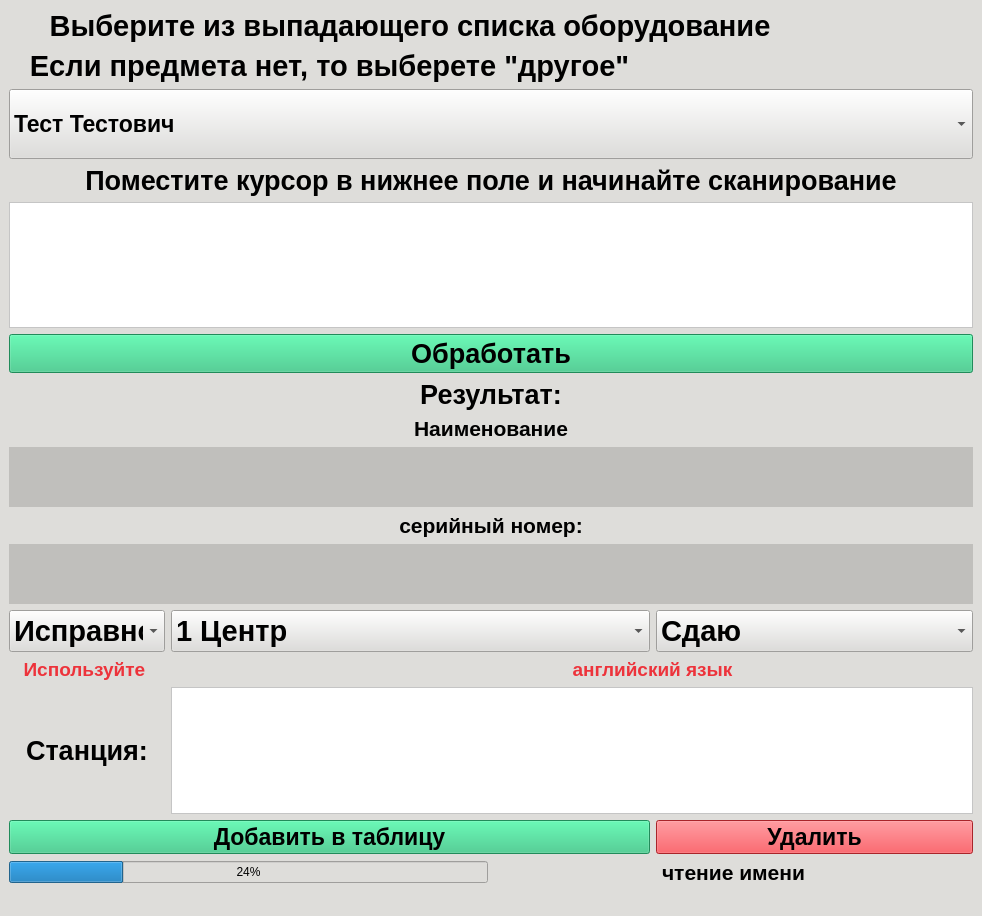
This is forms/pyside/end_variant_with_extension.ui in PurpleBionicle/Scanner_analyzer_with_GUI as Qt 5 draws it before an edit. The edited form follows.
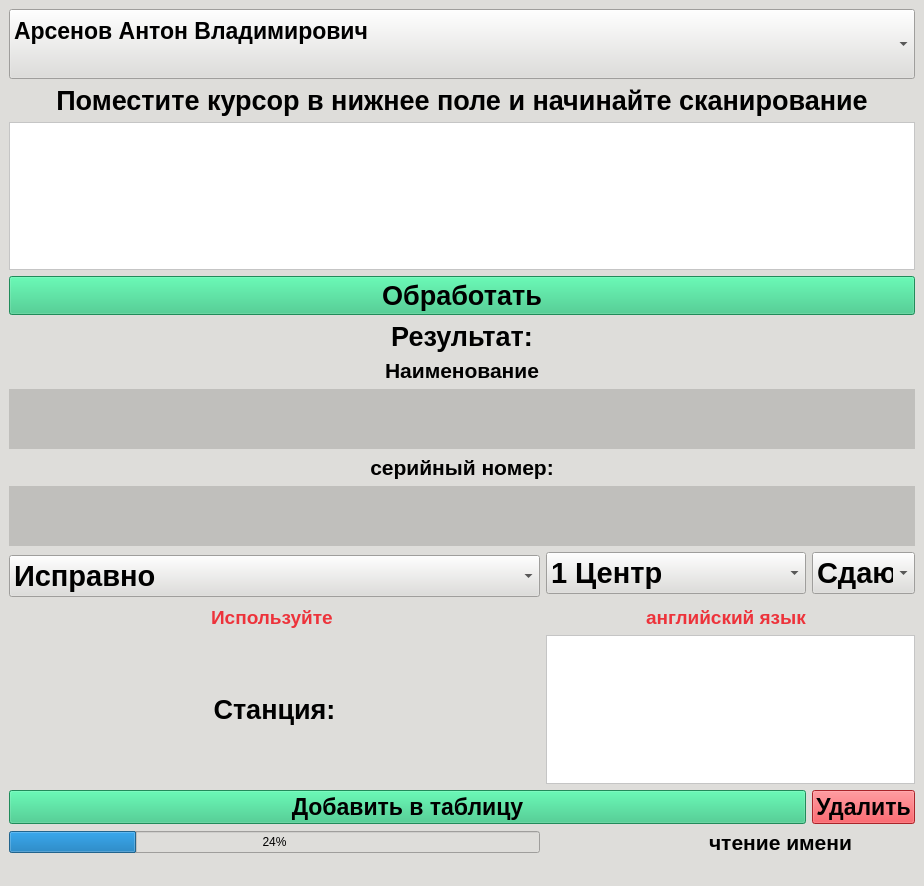
This is the edited form.

Diff of the .ui file:
```diff
--- a/forms/pyside/end_variant_with_extension.ui
+++ b/forms/pyside/end_variant_with_extension.ui
@@ -6,8 +6,8 @@
    <rect>
     <x>0</x>
     <y>0</y>
-    <width>982</width>
-    <height>916</height>
+    <width>924</width>
+    <height>886</height>
    </rect>
   </property>
   <property name="minimumSize">
@@ -25,155 +25,7 @@
   </property>
   <widget class="QWidget" name="centralwidget">
    <layout class="QGridLayout" name="gridLayout">
-    <item row="12" column="0">
-     <widget class="QLabel" name="error_label_1">
-      <property name="font">
-       <font>
-        <pointsize>14</pointsize>
-        <weight>75</weight>
-        <bold>true</bold>
-       </font>
-      </property>
-      <property name="layoutDirection">
-       <enum>Qt::LeftToRight</enum>
-      </property>
-      <property name="styleSheet">
-       <string notr="true">color: rgb(237, 51, 59);</string>
-      </property>
-      <property name="text">
-       <string>Используйте </string>
-      </property>
-      <property name="alignment">
-       <set>Qt::AlignCenter</set>
-      </property>
-     </widget>
-    </item>
-    <item row="0" column="0" colspan="5">
-     <widget class="QLabel" name="label_3">
-      <property name="font">
-       <font>
-        <pointsize>22</pointsize>
-        <weight>75</weight>
-        <bold>true</bold>
-       </font>
-      </property>
-      <property name="text">
-       <string>Выберите из выпадающего списка оборудование</string>
-      </property>
-      <property name="alignment">
-       <set>Qt::AlignCenter</set>
-      </property>
-     </widget>
-    </item>
-    <item row="11" column="0">
-     <widget class="QComboBox" name="working_label">
-      <property name="font">
-       <font>
-        <pointsize>22</pointsize>
-        <weight>75</weight>
-        <bold>true</bold>
-       </font>
-      </property>
-      <property name="layoutDirection">
-       <enum>Qt::LeftToRight</enum>
-      </property>
-      <property name="currentIndex">
-       <number>0</number>
-      </property>
-      <property name="sizeAdjustPolicy">
-       <enum>QComboBox::AdjustToMinimumContentsLength</enum>
-      </property>
-      <item>
-       <property name="text">
-        <string>Исправно</string>
-       </property>
-      </item>
-      <item>
-       <property name="text">
-        <string>Не исправно</string>
-       </property>
-      </item>
-     </widget>
-    </item>
-    <item row="5" column="0" colspan="6">
-     <widget class="QPushButton" name="check_button">
-      <property name="sizePolicy">
-       <sizepolicy hsizetype="MinimumExpanding" vsizetype="MinimumExpanding">
-        <horstretch>0</horstretch>
-        <verstretch>0</verstretch>
-       </sizepolicy>
-      </property>
-      <property name="maximumSize">
-       <size>
-        <width>16777215</width>
-        <height>16777215</height>
-       </size>
-      </property>
-      <property name="font">
-       <font>
-        <pointsize>20</pointsize>
-        <weight>75</weight>
-        <bold>true</bold>
-       </font>
-      </property>
-      <property name="styleSheet">
-       <string notr="true">background-color: rgb(46, 194, 126);</string>
-      </property>
-      <property name="text">
-       <string>Обработать</string>
-      </property>
-     </widget>
-    </item>
-    <item row="10" column="0" colspan="6">
-     <widget class="QLabel" name="result_label_2">
-      <property name="minimumSize">
-       <size>
-        <width>0</width>
-        <height>60</height>
-       </size>
-      </property>
-      <property name="font">
-       <font>
-        <pointsize>20</pointsize>
-        <weight>75</weight>
-        <bold>true</bold>
-       </font>
-      </property>
-      <property name="layoutDirection">
-       <enum>Qt::LeftToRight</enum>
-      </property>
-      <property name="styleSheet">
-       <string notr="true">background-color: rgb(192, 191, 188);</string>
-      </property>
-      <property name="text">
-       <string/>
-      </property>
-      <property name="alignment">
-       <set>Qt::AlignCenter</set>
-      </property>
-     </widget>
-    </item>
-    <item row="9" column="0" colspan="6">
-     <widget class="QLabel" name="label6">
-      <property name="font">
-       <font>
-        <pointsize>16</pointsize>
-        <weight>75</weight>
-        <bold>true</bold>
-       </font>
-      </property>
-      <property name="layoutDirection">
-       <enum>Qt::LeftToRight</enum>
-      </property>
-      <property name="text">
-       <string>серийный номер:</string>
-      </property>
-      <property name="alignment">
-       <set>Qt::AlignCenter</set>
-      </property>
-     </widget>
-    </item>
-    <item row="14" column="4" colspan="2">
+    <item row="15" column="3">
      <widget class="QPushButton" name="pushButton_2">
       <property name="font">
        <font>
@@ -190,106 +42,7 @@
       </property>
      </widget>
     </item>
-    <item row="12" column="3" colspan="2">
-     <widget class="QLabel" name="error_label_2">
-      <property name="font">
-       <font>
-        <pointsize>14</pointsize>
-        <weight>75</weight>
-        <bold>true</bold>
-       </font>
-      </property>
-      <property name="layoutDirection">
-       <enum>Qt::LeftToRight</enum>
-      </property>
-      <property name="styleSheet">
-       <string notr="true">color: rgb(237, 51, 59);</string>
-      </property>
-      <property name="text">
-       <string>английский язык</string>
-      </property>
-      <property name="alignment">
-       <set>Qt::AlignCenter</set>
-      </property>
-     </widget>
-    </item>
-    <item row="8" column="0" colspan="6">
-     <widget class="QLabel" name="result_label">
-      <property name="minimumSize">
-       <size>
-        <width>0</width>
-        <height>60</height>
-       </size>
-      </property>
-      <property name="font">
-       <font>
-        <pointsize>20</pointsize>
-        <weight>75</weight>
-        <bold>true</bold>
-       </font>
-      </property>
-      <property name="layoutDirection">
-       <enum>Qt::LeftToRight</enum>
-      </property>
-      <property name="styleSheet">
-       <string notr="true">background-color: rgb(192, 191, 188);</string>
-      </property>
-      <property name="text">
-       <string/>
-      </property>
-      <property name="alignment">
-       <set>Qt::AlignCenter</set>
-      </property>
-     </widget>
-    </item>
-    <item row="3" column="0" colspan="6">
-     <widget class="QLabel" name="label">
-      <property name="font">
-       <font>
-        <pointsize>20</pointsize>
-        <weight>75</weight>
-        <bold>true</bold>
-       </font>
-      </property>
-      <property name="text">
-       <string>Поместите курсор в нижнее поле и начинайте сканирование</string>
-      </property>
-      <property name="alignment">
-       <set>Qt::AlignCenter</set>
-      </property>
-     </widget>
-    </item>
-    <item row="11" column="4" colspan="2">
-     <widget class="QComboBox" name="taking_label">
-      <property name="font">
-       <font>
-        <pointsize>22</pointsize>
-        <weight>75</weight>
-        <bold>true</bold>
-       </font>
-      </property>
-      <property name="layoutDirection">
-       <enum>Qt::LeftToRight</enum>
-      </property>
-      <property name="currentIndex">
-       <number>0</number>
-      </property>
-      <property name="sizeAdjustPolicy">
-       <enum>QComboBox::AdjustToMinimumContentsLength</enum>
-      </property>
-      <item>
-       <property name="text">
-        <string>Сдаю</string>
-       </property>
-      </item>
-      <item>
-       <property name="text">
-        <string>Беру</string>
-       </property>
-      </item>
-     </widget>
-    </item>
-    <item row="14" column="0" colspan="4">
+    <item row="15" column="0" colspan="3">
      <widget class="QPushButton" name="add_button">
       <property name="sizePolicy">
        <sizepolicy hsizetype="Minimum" vsizetype="Fixed">
@@ -319,7 +72,7 @@
       </property>
      </widget>
     </item>
-    <item row="7" column="0" colspan="6">
+    <item row="6" column="0" colspan="4">
      <widget class="QLabel" name="label_8">
       <property name="font">
        <font>
@@ -339,8 +92,116 @@
       </property>
      </widget>
     </item>
-    <item row="11" column="1" colspan="3">
+    <item row="4" column="0" colspan="4">
+     <widget class="QLabel" name="label_2">
+      <property name="font">
+       <font>
+        <pointsize>20</pointsize>
+        <weight>75</weight>
+        <bold>true</bold>
+       </font>
+      </property>
+      <property name="layoutDirection">
+       <enum>Qt::LeftToRight</enum>
+      </property>
+      <property name="text">
+       <string>Результат:</string>
+      </property>
+      <property name="alignment">
+       <set>Qt::AlignCenter</set>
+      </property>
+     </widget>
+    </item>
+    <item row="11" column="0" rowspan="2">
+     <widget class="QComboBox" name="working_label">
+      <property name="maximumSize">
+       <size>
+        <width>3123214</width>
+        <height>16777215</height>
+       </size>
+      </property>
+      <property name="font">
+       <font>
+        <pointsize>22</pointsize>
+        <weight>75</weight>
+        <bold>true</bold>
+       </font>
+      </property>
+      <property name="layoutDirection">
+       <enum>Qt::LeftToRight</enum>
+      </property>
+      <property name="currentIndex">
+       <number>0</number>
+      </property>
+      <property name="sizeAdjustPolicy">
+       <enum>QComboBox::AdjustToMinimumContentsLength</enum>
+      </property>
+      <item>
+       <property name="text">
+        <string>Исправно</string>
+       </property>
+      </item>
+      <item>
+       <property name="text">
+        <string>Не исправно</string>
+       </property>
+      </item>
+     </widget>
+    </item>
+    <item row="7" column="0" colspan="4">
+     <widget class="QLabel" name="result_label">
+      <property name="minimumSize">
+       <size>
+        <width>0</width>
+        <height>60</height>
+       </size>
+      </property>
+      <property name="font">
+       <font>
+        <pointsize>20</pointsize>
+        <weight>75</weight>
+        <bold>true</bold>
+       </font>
+      </property>
+      <property name="layoutDirection">
+       <enum>Qt::LeftToRight</enum>
+      </property>
+      <property name="styleSheet">
+       <string notr="true">background-color: rgb(192, 191, 188);</string>
+      </property>
+      <property name="text">
+       <string/>
+      </property>
+      <property name="alignment">
+       <set>Qt::AlignCenter</set>
+      </property>
+     </widget>
+    </item>
+    <item row="1" column="0" colspan="4">
+     <widget class="QLabel" name="label">
+      <property name="font">
+       <font>
+        <pointsize>20</pointsize>
+        <weight>75</weight>
+        <bold>true</bold>
+       </font>
+      </property>
+      <property name="text">
+       <string>Поместите курсор в нижнее поле и начинайте сканирование</string>
+      </property>
+      <property name="alignment">
+       <set>Qt::AlignCenter</set>
+      </property>
+     </widget>
+    </item>
+    <item row="11" column="1" colspan="2">
      <widget class="QComboBox" name="region_label">
+      <property name="maximumSize">
+       <size>
+        <width>16777215</width>
+        <height>16777215</height>
+       </size>
+      </property>
       <property name="font">
        <font>
         <pointsize>22</pointsize>
@@ -379,10 +240,39 @@
       </item>
      </widget>
     </item>
-    <item row="6" column="0" colspan="6">
-     <widget class="QLabel" name="label_2">
+    <item row="13" column="2">
+     <widget class="QLabel" name="error_label_2">
       <property name="font">
        <font>
+        <pointsize>14</pointsize>
+        <weight>75</weight>
+        <bold>true</bold>
+       </font>
+      </property>
+      <property name="layoutDirection">
+       <enum>Qt::LeftToRight</enum>
+      </property>
+      <property name="styleSheet">
+       <string notr="true">color: rgb(237, 51, 59);</string>
+      </property>
+      <property name="text">
+       <string>английский язык</string>
+      </property>
+      <property name="alignment">
+       <set>Qt::AlignCenter</set>
+      </property>
+     </widget>
+    </item>
+    <item row="14" column="1" colspan="3">
+     <widget class="QTextEdit" name="station">
+      <property name="maximumSize">
+       <size>
+        <width>16777215</width>
+        <height>150</height>
+       </size>
+      </property>
+      <property name="font">
+       <font>
         <pointsize>20</pointsize>
         <weight>75</weight>
         <bold>true</bold>
@@ -391,32 +281,161 @@
       <property name="layoutDirection">
        <enum>Qt::LeftToRight</enum>
       </property>
+      <property name="styleSheet">
+       <string notr="true">background-color: rgb(255, 255, 255);</string>
+      </property>
+      <property name="html">
+       <string>&lt;!DOCTYPE HTML PUBLIC &quot;-//W3C//DTD HTML 4.0//EN&quot; &quot;http://www.w3.org/TR/REC-html40/strict.dtd&quot;&gt;
+&lt;html&gt;&lt;head&gt;&lt;meta name=&quot;qrichtext&quot; content=&quot;1&quot; /&gt;&lt;style type=&quot;text/css&quot;&gt;
+p, li { white-space: pre-wrap; }
+&lt;/style&gt;&lt;/head&gt;&lt;body style=&quot; font-family:'Ubuntu'; font-size:20pt; font-weight:600; font-style:normal;&quot;&gt;
+&lt;p style=&quot;-qt-paragraph-type:empty; margin-top:0px; margin-bottom:0px; margin-left:0px; margin-right:0px; -qt-block-indent:0; text-indent:0px;&quot;&gt;&lt;br /&gt;&lt;/p&gt;
+&lt;p style=&quot;-qt-paragraph-type:empty; margin-top:0px; margin-bottom:0px; margin-left:0px; margin-right:0px; -qt-block-indent:0; text-indent:0px;&quot;&gt;&lt;br /&gt;&lt;/p&gt;&lt;/body&gt;&lt;/html&gt;</string>
+      </property>
+     </widget>
+    </item>
+    <item row="10" column="0" colspan="4">
+     <widget class="QLabel" name="result_label_2">
+      <property name="minimumSize">
+       <size>
+        <width>0</width>
+        <height>60</height>
+       </size>
+      </property>
+      <property name="font">
+       <font>
+        <pointsize>20</pointsize>
+        <weight>75</weight>
+        <bold>true</bold>
+       </font>
+      </property>
+      <property name="layoutDirection">
+       <enum>Qt::LeftToRight</enum>
+      </property>
+      <property name="styleSheet">
+       <string notr="true">background-color: rgb(192, 191, 188);</string>
+      </property>
       <property name="text">
-       <string>Результат:</string>
+       <string/>
       </property>
       <property name="alignment">
        <set>Qt::AlignCenter</set>
       </property>
      </widget>
     </item>
-    <item row="1" column="0" colspan="4">
-     <widget class="QLabel" name="label_5">
+    <item row="16" column="2" colspan="2">
+     <widget class="QLabel" name="load1">
       <property name="font">
        <font>
-        <pointsize>22</pointsize>
+        <pointsize>16</pointsize>
         <weight>75</weight>
         <bold>true</bold>
        </font>
       </property>
+      <property name="layoutDirection">
+       <enum>Qt::LeftToRight</enum>
+      </property>
       <property name="text">
-       <string>Если предмета нет, то выберете &quot;другое&quot;</string>
+       <string>чтение имени</string>
       </property>
       <property name="alignment">
        <set>Qt::AlignCenter</set>
       </property>
      </widget>
     </item>
-    <item row="4" column="0" colspan="6">
+    <item row="8" column="0" colspan="4">
+     <widget class="QLabel" name="label6">
+      <property name="font">
+       <font>
+        <pointsize>16</pointsize>
+        <weight>75</weight>
+        <bold>true</bold>
+       </font>
+      </property>
+      <property name="layoutDirection">
+       <enum>Qt::LeftToRight</enum>
+      </property>
+      <property name="text">
+       <string>серийный номер:</string>
+      </property>
+      <property name="alignment">
+       <set>Qt::AlignCenter</set>
+      </property>
+     </widget>
+    </item>
+    <item row="13" column="0">
+     <widget class="QLabel" name="error_label_1">
+      <property name="font">
+       <font>
+        <pointsize>14</pointsize>
+        <weight>75</weight>
+        <bold>true</bold>
+       </font>
+      </property>
+      <property name="layoutDirection">
+       <enum>Qt::LeftToRight</enum>
+      </property>
+      <property name="styleSheet">
+       <string notr="true">color: rgb(237, 51, 59);</string>
+      </property>
+      <property name="text">
+       <string>Используйте </string>
+      </property>
+      <property name="alignment">
+       <set>Qt::AlignCenter</set>
+      </property>
+     </widget>
+    </item>
+    <item row="3" column="0" colspan="4">
+     <widget class="QPushButton" name="check_button">
+      <property name="sizePolicy">
+       <sizepolicy hsizetype="MinimumExpanding" vsizetype="MinimumExpanding">
+        <horstretch>0</horstretch>
+        <verstretch>0</verstretch>
+       </sizepolicy>
+      </property>
+      <property name="maximumSize">
+       <size>
+        <width>16777215</width>
+        <height>16777215</height>
+       </size>
+      </property>
+      <property name="font">
+       <font>
+        <pointsize>20</pointsize>
+        <weight>75</weight>
+        <bold>true</bold>
+       </font>
+      </property>
+      <property name="styleSheet">
+       <string notr="true">background-color: rgb(46, 194, 126);</string>
+      </property>
+      <property name="text">
+       <string>Обработать</string>
+      </property>
+     </widget>
+    </item>
+    <item row="14" column="0">
+     <widget class="QLabel" name="label_6">
+      <property name="font">
+       <font>
+        <pointsize>20</pointsize>
+        <weight>75</weight>
+        <bold>true</bold>
+       </font>
+      </property>
+      <property name="layoutDirection">
+       <enum>Qt::LeftToRight</enum>
+      </property>
+      <property name="text">
+       <string>Станция:</string>
+      </property>
+      <property name="alignment">
+       <set>Qt::AlignCenter</set>
+      </property>
+     </widget>
+    </item>
+    <item row="2" column="0" colspan="4">
      <widget class="QTextEdit" name="input_label">
       <property name="maximumSize">
        <size>
@@ -439,7 +458,44 @@
       </property>
      </widget>
     </item>
-    <item row="2" column="0" colspan="6">
+    <item row="11" column="3">
+     <widget class="QComboBox" name="taking_label">
+      <property name="font">
+       <font>
+        <pointsize>22</pointsize>
+        <weight>75</weight>
+        <bold>true</bold>
+       </font>
+      </property>
+      <property name="layoutDirection">
+       <enum>Qt::LeftToRight</enum>
+      </property>
+      <property name="currentIndex">
+       <number>0</number>
+      </property>
+      <property name="sizeAdjustPolicy">
+       <enum>QComboBox::AdjustToMinimumContentsLength</enum>
+      </property>
+      <item>
+       <property name="text">
+        <string>Сдаю</string>
+       </property>
+      </item>
+      <item>
+       <property name="text">
+        <string>Беру</string>
+       </property>
+      </item>
+     </widget>
+    </item>
+    <item row="16" column="0">
+     <widget class="QProgressBar" name="progressBar">
+      <property name="value">
+       <number>24</number>
+      </property>
+     </widget>
+    </item>
+    <item row="0" column="0" colspan="4">
      <widget class="QComboBox" name="comboBox">
       <property name="sizePolicy">
        <sizepolicy hsizetype="Preferred" vsizetype="Fixed">
@@ -466,11 +522,6 @@
       <property name="sizeAdjustPolicy">
        <enum>QComboBox::AdjustToMinimumContentsLength</enum>
       </property>
-      <item>
-       <property name="text">
-        <string>Тест Тестович</string>
-       </property>
-      </item>
       <item>
        <property name="text">
         <string>Арсенов Антон Владимирович
@@ -647,84 +698,6 @@
       </item>
      </widget>
     </item>
-    <item row="13" column="0">
-     <widget class="QLabel" name="label_6">
-      <property name="font">
-       <font>
-        <pointsize>20</pointsize>
-        <weight>75</weight>
-        <bold>true</bold>
-       </font>
-      </property>
-      <property name="layoutDirection">
-       <enum>Qt::LeftToRight</enum>
-      </property>
-      <property name="text">
-       <string>Станция:</string>
-      </property>
-      <property name="alignment">
-       <set>Qt::AlignCenter</set>
-      </property>
-     </widget>
-    </item>
-    <item row="13" column="1" colspan="5">
-     <widget class="QTextEdit" name="station">
-      <property name="maximumSize">
-       <size>
-        <width>16777215</width>
-        <height>150</height>
-       </size>
-      </property>
-      <property name="font">
-       <font>
-        <pointsize>20</pointsize>
-        <weight>75</weight>
-        <bold>true</bold>
-       </font>
-      </property>
-      <property name="layoutDirection">
-       <enum>Qt::LeftToRight</enum>
-      </property>
-      <property name="styleSheet">
-       <string notr="true">background-color: rgb(255, 255, 255);</string>
-      </property>
-      <property name="html">
-       <string>&lt;!DOCTYPE HTML PUBLIC &quot;-//W3C//DTD HTML 4.0//EN&quot; &quot;http://www.w3.org/TR/REC-html40/strict.dtd&quot;&gt;
-&lt;html&gt;&lt;head&gt;&lt;meta name=&quot;qrichtext&quot; content=&quot;1&quot; /&gt;&lt;style type=&quot;text/css&quot;&gt;
-p, li { white-space: pre-wrap; }
-&lt;/style&gt;&lt;/head&gt;&lt;body style=&quot; font-family:'Ubuntu'; font-size:20pt; font-weight:600; font-style:normal;&quot;&gt;
-&lt;p style=&quot;-qt-paragraph-type:empty; margin-top:0px; margin-bottom:0px; margin-left:0px; margin-right:0px; -qt-block-indent:0; text-indent:0px;&quot;&gt;&lt;br /&gt;&lt;/p&gt;
-&lt;p style=&quot;-qt-paragraph-type:empty; margin-top:0px; margin-bottom:0px; margin-left:0px; margin-right:0px; -qt-block-indent:0; text-indent:0px;&quot;&gt;&lt;br /&gt;&lt;/p&gt;&lt;/body&gt;&lt;/html&gt;</string>
-      </property>
-     </widget>
-    </item>
-    <item row="15" column="3" colspan="3">
-     <widget class="QLabel" name="load1">
-      <property name="font">
-       <font>
-        <pointsize>16</pointsize>
-        <weight>75</weight>
-        <bold>true</bold>
-       </font>
-      </property>
-      <property name="layoutDirection">
-       <enum>Qt::LeftToRight</enum>
-      </property>
-      <property name="text">
-       <string>чтение имени</string>
-      </property>
-      <property name="alignment">
-       <set>Qt::AlignCenter</set>
-      </property>
-     </widget>
-    </item>
-    <item row="15" column="0" colspan="3">
-     <widget class="QProgressBar" name="progressBar">
-      <property name="value">
-       <number>24</number>
-      </property>
-     </widget>
-    </item>
    </layout>
    <zorder>label_3</zorder>
    <zorder>label_5</zorder>
```
Left out of the diff: 23 changed lines with no effect on the pictures.
